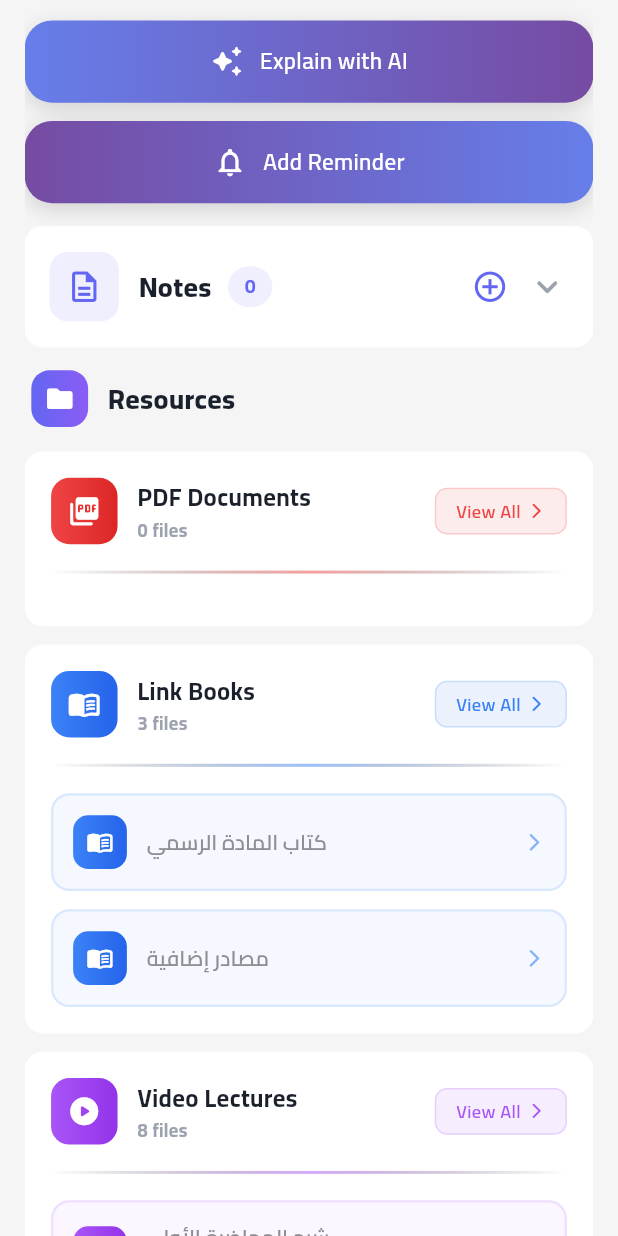
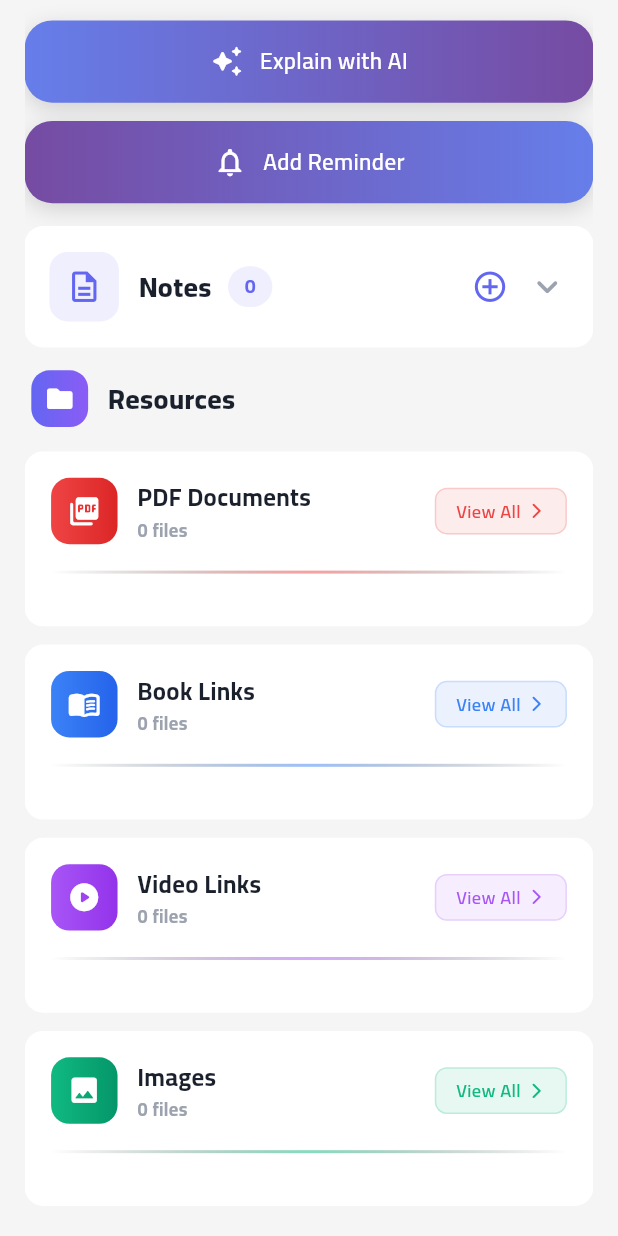
Before and after one commit to M-Fawzy2004/Academia, a Flutter app: the SubjectDetailsView screen opened directly with empty values, scrolled down 215 dp, on a phone screen of 412 x 824 dp. Run offline on Flutter 3.47's test engine with Material 3 defaults, Android fonts, the phone set to English and light mode, and no system bars; our stand-ins replace bloc, connectivity_plus, dartz, device_preview, equatable, file_picker and 12 more; missing offline and left inert: load_switch; accounts and stored records are empty.

Commit message:
feat(subject details) : finish end subject details view ui and logic and fix error

```diff
--- a/lib/feature/add_subject/domain/entities/subject_entity.dart
+++ b/lib/feature/add_subject/domain/entities/subject_entity.dart
@@ -167,6 +167,7 @@ class SubscriptionLimits {
   final int maxPdfsPerSubject;
   final int maxPdfSizeMB;
   final int maxLinksPerSubject;
+  final int maxStorageMB;
 
   const SubscriptionLimits({
     required this.maxSubjects,
@@ -174,29 +175,33 @@ class SubscriptionLimits {
     required this.maxPdfsPerSubject,
     required this.maxPdfSizeMB,
     required this.maxLinksPerSubject,
+    required this.maxStorageMB,
   });
 
   static const Map<SubscriptionTier, SubscriptionLimits> limits = {
     SubscriptionTier.free: SubscriptionLimits(
-      maxSubjects: 6,
-      maxImagesPerSubject: 20,
-      maxPdfsPerSubject: 5,
-      maxPdfSizeMB: 15,
-      maxLinksPerSubject: 20,
+      maxSubjects: 5,
+      maxImagesPerSubject: 10,
+      maxPdfsPerSubject: 3,
+      maxPdfSizeMB: 10,
+      maxLinksPerSubject: 10,
+      maxStorageMB: 500,
     ),
     SubscriptionTier.medium: SubscriptionLimits(
-      maxSubjects: 20,
-      maxImagesPerSubject: 40,
-      maxPdfsPerSubject: 15,
+      maxSubjects: 15,
+      maxImagesPerSubject: 30,
+      maxPdfsPerSubject: 10,
       maxPdfSizeMB: 25,
       maxLinksPerSubject: 20,
+      maxStorageMB: 2000,
     ),
     SubscriptionTier.pro: SubscriptionLimits(
       maxSubjects: 40,
-      maxImagesPerSubject: 999999,
-      maxPdfsPerSubject: 999999,
-      maxPdfSizeMB: 999999,
-      maxLinksPerSubject: 999999,
+      maxImagesPerSubject: 200,
+      maxPdfsPerSubject: 100,
+      maxPdfSizeMB: 100,
+      maxLinksPerSubject: 50,
+      maxStorageMB: 5000,
     ),
   };
 }
--- a/lib/feature/add_subject/presentation/view/widget/add_subject_bloc_consumer.dart
+++ b/lib/feature/add_subject/presentation/view/widget/add_subject_bloc_consumer.dart
@@ -13,7 +13,6 @@ class AddSubjectBlocConsumer extends StatelessWidget {
       listener: (context, state) {
         if (state is SubjectError) {
           CustomSnackBar.showError(context, state.message);
-          // Log the error for debugging
           print('Subject Error: ${state.message}');
         }
 
@@ -27,9 +26,8 @@ class AddSubjectBlocConsumer extends StatelessWidget {
         if (state is SubjectSuccess) {
           CustomSnackBar.showSuccess(
             context,
-            state.message, // Use the actual success message
+            state.message,
           );
-          // Optionally navigate back or clear form
           Navigator.of(context).pop();
         }
       },
--- a/lib/feature/add_subject/presentation/view/widget/link_dialog.dart
+++ b/lib/feature/add_subject/presentation/view/widget/link_dialog.dart
@@ -9,11 +9,14 @@ import 'package:study_box/feature/add_subject/data/model/resource_item.dart';
 class LinkDialog extends StatefulWidget {
   final Function(ResourceItem) onAdd;
   final ResourceItem? initialResource;
+  /// If provided, forces the created/edited resource type (e.g., video or book)
+  final ResourceType? forcedType;
 
   const LinkDialog({
     super.key,
     required this.onAdd,
     this.initialResource,
+    this.forcedType,
   });
 
   @override
@@ -57,19 +60,41 @@ class _LinkDialogState extends State<LinkDialog> {
     }
   }
 
+  bool _isVideoUrl(String url) {
+    final u = url.toLowerCase();
+    return u.contains('youtube.com/watch') ||
+        u.contains('youtu.be/') ||
+        u.contains('vimeo.com/') ||
+        u.contains('dailymotion.com/') ||
+        u.contains('video');
+  }
+
   void _submit() {
     if (_formKey.currentState!.validate()) {
+      final url = _urlController.text.trim();
+      final isVideo = widget.forcedType != null
+          ? widget.forcedType == ResourceType.video
+          : _isVideoUrl(url);
+      final bool isBook = widget.forcedType == ResourceType.book;
       final resource = ResourceItem(
         id: widget.initialResource?.id ??
             DateTime.now().millisecondsSinceEpoch.toString(),
         title: _titleController.text.trim(),
         description: _descriptionController.text.trim().isEmpty
-            ? 'Web Link'
+            ? (isVideo
+                ? 'Video Link'
+                : (isBook ? 'Book Link' : 'Web Link'))
             : _descriptionController.text.trim(),
-        type: ResourceType.link,
-        url: _urlController.text.trim(),
-        icon: Icons.link,
-        color: AppColors.primaryColor,
+        type: isVideo
+            ? ResourceType.video
+            : (isBook ? ResourceType.book : ResourceType.link),
+        url: url,
+        icon: isVideo
+            ? Icons.play_circle_outline_rounded
+            : (isBook ? Icons.menu_book_rounded : Icons.link),
+        color: isVideo
+            ? Colors.purple
+            : (isBook ? Colors.blue : AppColors.primaryColor),
       );
 
       widget.onAdd(resource);
@@ -80,6 +105,11 @@ class _LinkDialogState extends State<LinkDialog> {
   @override
   Widget build(BuildContext context) {
     final isEditing = widget.initialResource != null;
+    final titleText = widget.forcedType == ResourceType.video
+        ? (isEditing ? 'Edit Video Link' : 'Add Video Link')
+        : widget.forcedType == ResourceType.book
+            ? (isEditing ? 'Edit Book Link' : 'Add Book Link')
+            : (isEditing ? 'Edit Link' : 'Add New Link');
 
     return Dialog(
       backgroundColor: AppColors.getBackgroundColor(context),
@@ -105,7 +135,7 @@ class _LinkDialogState extends State<LinkDialog> {
                 children: [
                   Expanded(
                     child: Text(
-                      isEditing ? 'Edit Link' : 'Add New Link',
+                      titleText,
                       style: Styles.font15MediumGreyBold(context),
                     ),
                   ),
--- a/lib/feature/add_subject/presentation/view/widget/resources_add_buttons_widget.dart
+++ b/lib/feature/add_subject/presentation/view/widget/resources_add_buttons_widget.dart
@@ -1,12 +1,11 @@
 import 'package:flutter/material.dart';
 import 'package:flutter_bloc/flutter_bloc.dart';
 import 'package:study_box/core/helper/spacing.dart';
-import 'package:study_box/core/theme/app_color.dart';
 import 'package:study_box/feature/add_subject/presentation/manager/resources_cubit/resources_cubit.dart';
 import 'package:study_box/feature/add_subject/presentation/manager/resources_cubit/resources_state.dart';
-import 'package:study_box/feature/add_subject/presentation/view/widget/book_dialog.dart';
 import 'package:study_box/feature/add_subject/presentation/view/widget/link_dialog.dart';
 import 'add_button.dart';
+import 'package:study_box/feature/add_subject/data/model/resource_item.dart';
 
 class ResourcesAddButtonsWidget extends StatelessWidget {
   final ResourcesLoaded state;
@@ -69,9 +68,9 @@ class ResourcesLinkButtonWidget extends StatelessWidget {
   @override
   Widget build(BuildContext context) {
     return AddButton(
-      icon: Icons.link,
-      label: isArabic ? 'رابط' : 'Link',
-      color: AppColors.primaryColor,
+      icon: Icons.play_circle_outline,
+      label: isArabic ? 'رابط فيديو' : 'Video Link',
+      color: Colors.purple,
       onTap: () => _showLinkDialog(context),
       isLoading: isLoading,
     );
@@ -81,6 +80,7 @@ class ResourcesLinkButtonWidget extends StatelessWidget {
     showDialog(
       context: context,
       builder: (dialogContext) => LinkDialog(
+        forcedType: ResourceType.video,
         onAdd: cubit.addResource,
       ),
     );
@@ -159,7 +159,8 @@ class ResourcesBookButtonWidget extends StatelessWidget {
   void _showBookDialog(BuildContext context) {
     showDialog(
       context: context,
-      builder: (dialogContext) => BookDialog(
+      builder: (dialogContext) => LinkDialog(
+        forcedType: ResourceType.book,
         onAdd: cubit.addResource,
       ),
     );
--- a/lib/feature/add_subject/presentation/view/widget/resources_list_widget.dart
+++ b/lib/feature/add_subject/presentation/view/widget/resources_list_widget.dart
@@ -137,6 +137,8 @@ class ResourcesListItemWidget extends StatelessWidget {
 
     if (resource.type == ResourceType.link) {
       ResourcesEditLinkDialogWidget.show(context, resource, cubit);
+    } else if (resource.type == ResourceType.video) {
+      ResourcesEditLinkDialogWidget.show(context, resource, cubit);
     } else if (resource.type == ResourceType.book) {
       ResourcesEditBookDialogWidget.show(context, resource, cubit);
     }
--- a/lib/feature/subject_details/presentation/view/widget/resources_section.dart
+++ b/lib/feature/subject_details/presentation/view/widget/resources_section.dart
@@ -3,7 +3,8 @@ import 'package:flutter_screenutil/flutter_screenutil.dart';
 import 'package:study_box/core/helper/spacing.dart';
 import 'package:study_box/core/theme/styles.dart';
 import 'package:study_box/feature/subject_details/presentation/view/widget/resource_type_card.dart';
-import 'package:study_box/feature/add_subject/domain/entities/subject_entity.dart' as domain;
+import 'package:study_box/feature/add_subject/domain/entities/subject_entity.dart'
+    as domain;
 
 class ResourcesSection extends StatelessWidget {
   const ResourcesSection({super.key, required this.subject});
@@ -66,30 +67,40 @@ class ResourcesSection extends StatelessWidget {
         ),
         heightBox(12),
         ResourceTypeCard(
-          title: 'Link Books',
+          title: 'Book Links',
           icon: Icons.menu_book_rounded,
           gradient: const LinearGradient(
             colors: [Color(0xFF3B82F6), Color(0xFF2563EB)],
           ),
-          count: 3,
-          items: const [
-            {'name': 'كتاب المادة الرسمي'},
-            {'name': 'مصادر إضافية'},
-          ],
+          count: subject.resources
+              .where((r) => r.type == domain.ResourceType.bookLink)
+              .length,
+          items: subject.resources
+              .where((r) => r.type == domain.ResourceType.bookLink)
+              .map((r) => {
+                    'name': r.title,
+                    'url': r.url,
+                  })
+              .toList(),
           onViewAll: () {},
         ),
         heightBox(12),
         ResourceTypeCard(
-          title: 'Video Lectures',
+          title: 'Video Links',
           icon: Icons.play_circle_rounded,
           gradient: const LinearGradient(
             colors: [Color(0xFFA855F7), Color(0xFF9333EA)],
           ),
-          count: 8,
-          items: const [
-            {'name': 'شرح المحاضرة الأولى', 'duration': '45:30'},
-            {'name': 'شرح المحاضرة الثانية', 'duration': '52:15'},
-          ],
+          count: subject.resources
+              .where((r) => r.type == domain.ResourceType.youtubeLink)
+              .length,
+          items: subject.resources
+              .where((r) => r.type == domain.ResourceType.youtubeLink)
+              .map((r) => {
+                    'name': r.title,
+                    'url': r.url,
+                  })
+              .toList(),
           onViewAll: () {},
         ),
         heightBox(12),
--- a/lib/feature/subject_details/presentation/view/widget/subject_details_view_body.dart
+++ b/lib/feature/subject_details/presentation/view/widget/subject_details_view_body.dart
@@ -1,9 +1,12 @@
 import 'package:flutter/material.dart';
+import 'package:flutter_screenutil/flutter_screenutil.dart';
+import 'package:study_box/core/helper/custom_loading_widget.dart';
 import 'package:study_box/core/helper/custom_snack_bar.dart';
 import 'package:study_box/core/helper/spacing.dart';
 import 'package:flutter_bloc/flutter_bloc.dart';
 import 'package:study_box/feature/add_subject/presentation/manager/subject_cubit/subject_cubit.dart';
 import 'package:study_box/feature/subject_details/presentation/view/widget/header_details_view.dart';
+import 'package:study_box/feature/add_subject/domain/entities/subject_entity.dart' as domain;
 import 'package:study_box/feature/subject_details/presentation/view/widget/notes_section_bloc_consumer.dart';
 import 'package:study_box/feature/subject_details/presentation/view/widget/quick_actions_section.dart';
 import 'package:study_box/feature/subject_details/presentation/view/widget/resources_section.dart';
@@ -40,12 +43,23 @@ class _SubjectDetailsViewBodyState extends State<SubjectDetailsViewBody> {
           heightBox(10),
           const HeaderDetailsView(),
           heightBox(15),
-          SubjectHeaderCard(
-            subjectName: 'dart and flutter',
-            instructorName: 'Mohamed Fawzy',
-            hours: 3,
-            onDelete: () {},
-            onEdit: () {},
+          BlocBuilder<SubjectCubit, SubjectState>(
+            builder: (context, state) {
+              if (state is SubjectLoaded) {
+                final s = state.subject;
+                return SubjectHeaderCard(
+                  subjectName: s.name,
+                  instructorName: s.doctorName,
+                  hours: s.creditHours,
+                  onDelete: () async {
+                    await context.read<SubjectCubit>().deleteSubject(s.id);
+                    if (mounted) Navigator.of(context).pop();
+                  },
+                  onEdit: () => _showEditSubjectDialog(context, s),
+                );
+              }
+              return const SizedBox.shrink();
+            },
           ),
           heightBox(15),
           QuickActionsSection(
@@ -62,7 +76,10 @@ class _SubjectDetailsViewBodyState extends State<SubjectDetailsViewBody> {
           BlocBuilder<SubjectCubit, SubjectState>(
             builder: (context, state) {
               if (state is SubjectLoading) {
-                return const Center(child: CircularProgressIndicator());
+                return SizedBox(
+                  height: 300.h,
+                  child: const CustomLoadingWidget(),
+                );
               }
               if (state is SubjectLoaded) {
                 return ResourcesSection(subject: state.subject);
@@ -75,4 +92,43 @@ class _SubjectDetailsViewBodyState extends State<SubjectDetailsViewBody> {
       ),
     );
   }
+
+  void _showEditSubjectDialog(BuildContext context, domain.SubjectEntity subject) {
+    final nameController = TextEditingController(text: subject.name);
+    final drController = TextEditingController(text: subject.doctorName);
+    final hoursController = TextEditingController(text: subject.creditHours.toString());
+
+    showDialog(
+      context: context,
+      builder: (_) => AlertDialog(
+        title: const Text('Edit Subject'),
+        content: Column(
+          mainAxisSize: MainAxisSize.min,
+          children: [
+            TextField(controller: nameController, decoration: const InputDecoration(labelText: 'Subject name')),
+            TextField(controller: drController, decoration: const InputDecoration(labelText: 'Instructor')),
+            TextField(controller: hoursController, decoration: const InputDecoration(labelText: 'Credit hours'), keyboardType: TextInputType.number),
+          ],
+        ),
+        actions: [
+          TextButton(onPressed: () => Navigator.pop(context), child: const Text('Cancel')),
+          TextButton(
+            onPressed: () async {
+              final hours = int.tryParse(hoursController.text.trim());
+              if (hours == null) { Navigator.pop(context); return; }
+              final updated = subject.copyWith(
+                name: nameController.text.trim(),
+                doctorName: drController.text.trim(),
+                creditHours: hours,
+                updatedAt: DateTime.now(),
+              );
+              await context.read<SubjectCubit>().updateSubject(updated);
+              if (mounted) Navigator.pop(context);
+            },
+            child: const Text('Save'),
+          ),
+        ],
+      ),
+    );
+  }
 }
--- a/lib/main.dart
+++ b/lib/main.dart
@@ -23,7 +23,7 @@ void main() async {
 
   runApp(
     DevicePreview(
-      enabled: false,
+      enabled: true,
       builder: (context) => const StudyBoxApp(),
     ),
   );
```
Also changed, not shown: lib/feature/add_subject/data/model/subject_model.dart (+13 -6 lines), lib/feature/add_subject/data/service/subject_service.dart (+16 -1 lines), lib/feature/add_subject/presentation/manager/subject_cubit/subject_cubit.dart (+32 -0 lines), lib/feature/add_subject/presentation/view/widget/add_subject_view_body.dart (+32 -11 lines), lib/feature/profile/presentation/view/widget/theme_option_card.dart (+5 -5 lines).
